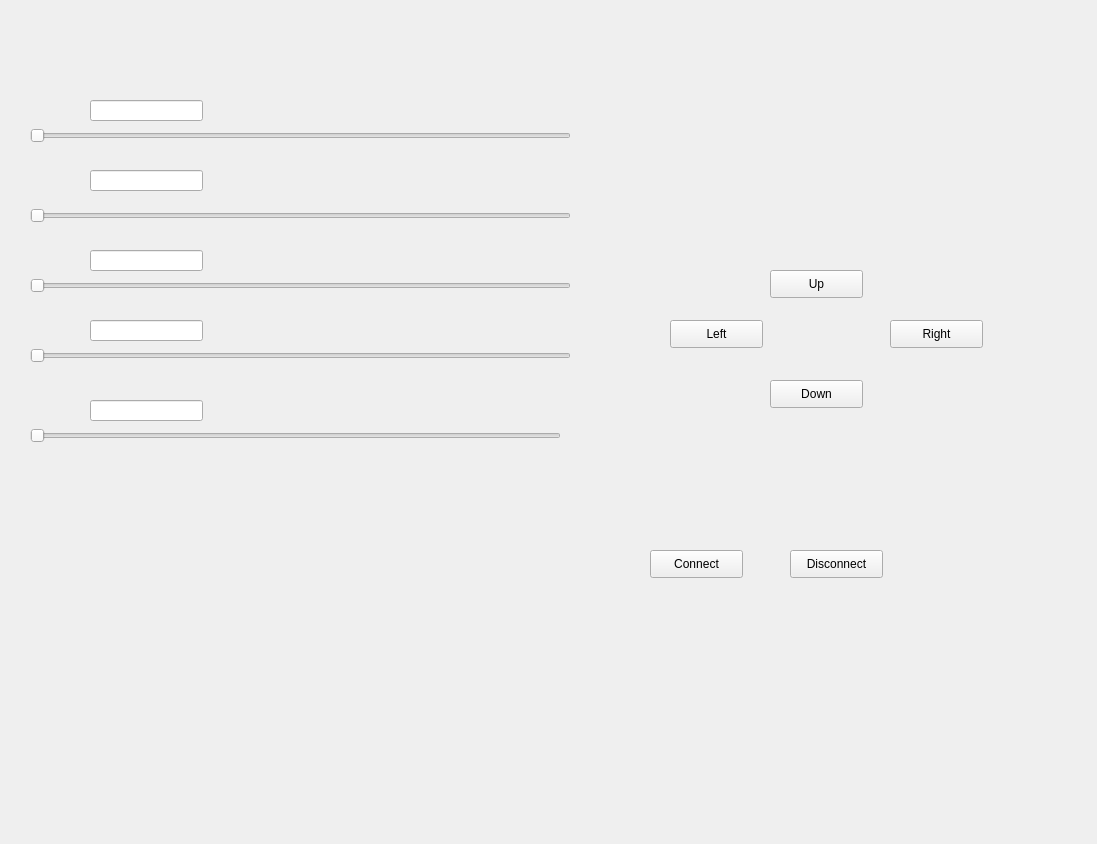
gyfastas/EE397, file UIdesign/Mainw1.ui: the form before one commit.
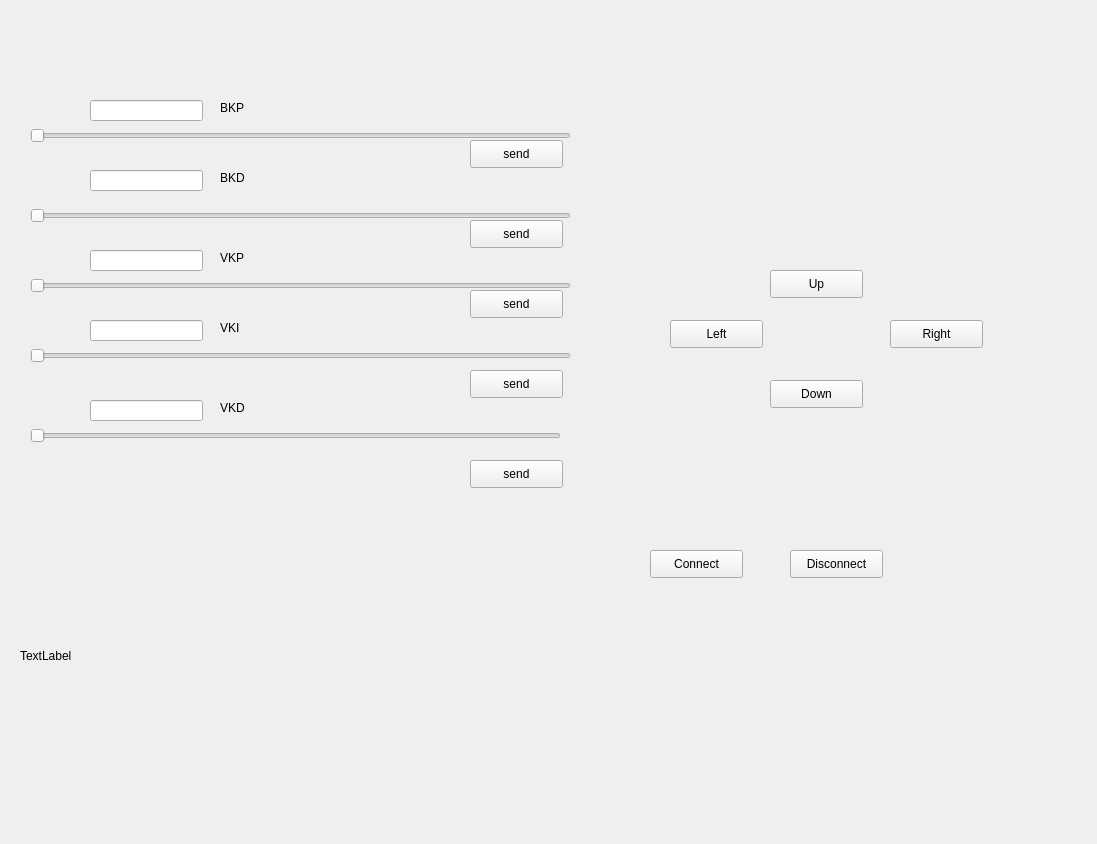
The form after the commit.

```diff
--- a/UIdesign/Mainw1.ui
+++ b/UIdesign/Mainw1.ui
@@ -219,6 +219,155 @@
     <string>Disconnect</string>
    </property>
   </widget>
+  <widget class="QLabel" name="label_2">
+   <property name="geometry">
+    <rect>
+     <x>220</x>
+     <y>100</y>
+     <width>72</width>
+     <height>15</height>
+    </rect>
+   </property>
+   <property name="text">
+    <string>BKP</string>
+   </property>
+  </widget>
+  <widget class="QLabel" name="label_3">
+   <property name="geometry">
+    <rect>
+     <x>220</x>
+     <y>170</y>
+     <width>72</width>
+     <height>15</height>
+    </rect>
+   </property>
+   <property name="text">
+    <string>BKD</string>
+   </property>
+  </widget>
+  <widget class="QLabel" name="label_4">
+   <property name="geometry">
+    <rect>
+     <x>220</x>
+     <y>250</y>
+     <width>72</width>
+     <height>15</height>
+    </rect>
+   </property>
+   <property name="text">
+    <string>VKP</string>
+   </property>
+  </widget>
+  <widget class="QLabel" name="label_5">
+   <property name="geometry">
+    <rect>
+     <x>220</x>
+     <y>320</y>
+     <width>72</width>
+     <height>15</height>
+    </rect>
+   </property>
+   <property name="text">
+    <string>VKI</string>
+   </property>
+  </widget>
+  <widget class="QLabel" name="label_6">
+   <property name="geometry">
+    <rect>
+     <x>220</x>
+     <y>400</y>
+     <width>72</width>
+     <height>15</height>
+    </rect>
+   </property>
+   <property name="text">
+    <string>VKD</string>
+   </property>
+  </widget>
+  <widget class="QPushButton" name="VKDsend">
+   <property name="geometry">
+    <rect>
+     <x>470</x>
+     <y>460</y>
+     <width>93</width>
+     <height>28</height>
+    </rect>
+   </property>
+   <property name="text">
+    <string>send</string>
+   </property>
+  </widget>
+  <widget class="QPushButton" name="VKIsend">
+   <property name="geometry">
+    <rect>
+     <x>470</x>
+     <y>370</y>
+     <width>93</width>
+     <height>28</height>
+    </rect>
+   </property>
+   <property name="text">
+    <string>send</string>
+   </property>
+  </widget>
+  <widget class="QPushButton" name="VKPsend">
+   <property name="geometry">
+    <rect>
+     <x>470</x>
+     <y>290</y>
+     <width>93</width>
+     <height>28</height>
+    </rect>
+   </property>
+   <property name="text">
+    <string>send</string>
+   </property>
+  </widget>
+  <widget class="QPushButton" name="BKDsend">
+   <property name="geometry">
+    <rect>
+     <x>470</x>
+     <y>220</y>
+     <width>93</width>
+     <height>28</height>
+    </rect>
+   </property>
+   <property name="text">
+    <string>send</string>
+   </property>
+  </widget>
+  <widget class="QPushButton" name="BKPsend">
+   <property name="geometry">
+    <rect>
+     <x>470</x>
+     <y>140</y>
+     <width>93</width>
+     <height>28</height>
+    </rect>
+   </property>
+   <property name="text">
+    <string>send</string>
+   </property>
+  </widget>
+  <widget class="QWidget" name="horizontalLayoutWidget">
+   <property name="geometry">
+    <rect>
+     <x>20</x>
+     <y>550</y>
+     <width>601</width>
+     <height>211</height>
+    </rect>
+   </property>
+   <layout class="QHBoxLayout" name="textLayout">
+    <item>
+     <widget class="QLabel" name="MessegeLabel">
+      <property name="text">
+       <string>TextLabel</string>
+      </property>
+     </widget>
+    </item>
+   </layout>
+  </widget>
  </widget>
  <resources/>
  <connections/>
```
Left out of the diff: 20 changed lines with no effect on the pictures.
